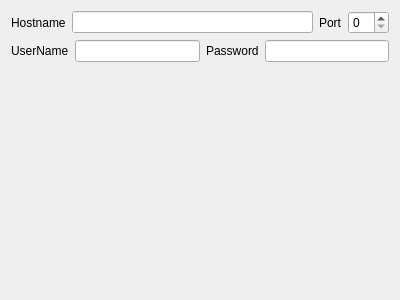
Above: src/sessionoptions/sessionoptionsssh2properties.ui from QQxiaoming/quardCRT before the change. Below: the same form after it.
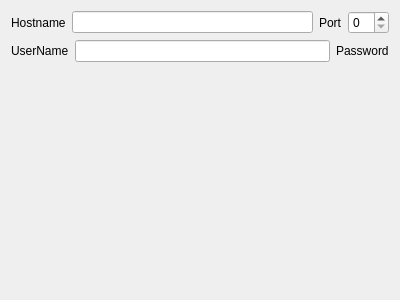
That is the form after the change.

Commit message: src:Add support for password input field visibility toggle

The edit to the form file:
```diff
--- a/src/sessionoptions/sessionoptionsssh2properties.ui
+++ b/src/sessionoptions/sessionoptionsssh2properties.ui
@@ -78,13 +78,6 @@
        </property>
       </widget>
      </item>
-     <item>
-      <widget class="QLineEdit" name="lineEditPassword">
-       <property name="echoMode">
-        <enum>QLineEdit::Password</enum>
-       </property>
-      </widget>
-     </item>
     </layout>
    </item>
    <item>
```
The commit also changes 11 other files.
